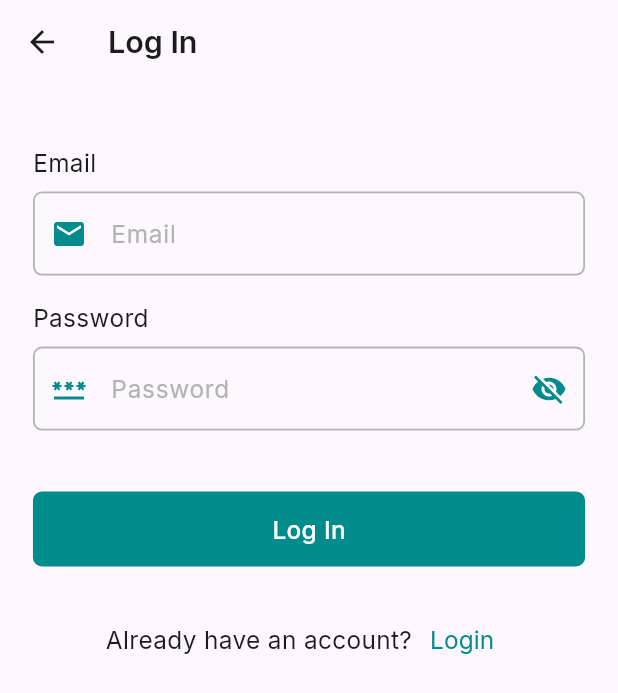
After one commit to Eslam-Mohammad/meal_quest, a Flutter app: the LogInViewBody screen opened directly, on a phone screen of 412 x 824 dp. The commit adds this screen. Shown: the top 693 px of the screen. Run offline on Flutter 3.47's test engine with Material 3 defaults, Android fonts, the phone set to English and light mode, and no system bars; our stand-ins replace dio, flutter_screenutil, go_router, google_fonts, internet_connection_checker, shared_preferences; accounts and stored records are empty.

Commit message:
finish log in view done

```diff
--- a/lib/core/constants/app_colors.dart
+++ b/lib/core/constants/app_colors.dart
@@ -8,6 +8,7 @@ abstract class AppColors {
   static const Color fontSecondaryColor = Color(0xFF6B4B3E);
   static const Color fontThirdColor = Color(0xFF6F6460);
   static const Color fontFourthColorLightGrey = Color(0xFFA7A7A7);
+  static const Color backGroundButton = Color(0xff008C8C);
 
 
 }
--- a/lib/core/routes/app_router.dart
+++ b/lib/core/routes/app_router.dart
@@ -1,6 +1,7 @@
 
 
 import 'package:go_router/go_router.dart';
+import 'package:meal_quest/features/auth/presentation/views/login_view.dart';
 import 'package:meal_quest/features/boarding/presentation/views/boarding_view.dart';
 import 'package:meal_quest/features/splash/presentation/views/splash_view.dart';
 
@@ -28,11 +29,11 @@ abstract class AppRouter{
       //   builder: (context, state) =>  const SignUpView(),
       //
       // ),
-      // GoRoute(
-      //   path: kLogInView,
-      //   builder: (context, state) =>  const LogInView(),
-      //
-      // ),
+      GoRoute(
+        path: kLogInView,
+        builder: (context, state) =>  const LoginView(),
+
+      ),
       // GoRoute(
       //   path: kHomeView,
       //   builder: (context, state) => const HomeView(),
--- /dev/null
+++ b/lib/core/utils/widgets/custom_button.dart
@@ -0,0 +1,29 @@
+import 'package:flutter/material.dart';
+import 'package:meal_quest/core/constants/app_colors.dart';
+import 'package:meal_quest/core/constants/app_text_styles.dart';
+class CustomButton extends StatelessWidget {
+  const CustomButton({super.key, required this.text, required this.onTap, this.backgroundColor});
+final String text;
+ final  void Function()  onTap;
+final Color? backgroundColor ;
+
+  @override
+  Widget build(BuildContext context) {
+    return GestureDetector(
+      onTap: (){
+
+      },
+      child: Container(
+        decoration: BoxDecoration(
+          color: backgroundColor ?? AppColors.backGroundButton ,
+          borderRadius: BorderRadius.circular(6),
+        ),
+        height: 50,
+        width: double.infinity,
+        child: Center(
+          child: Text(text,style: AppTextStyles.style16Medium.copyWith(color: Colors.white),),
+        ),
+      ),
+    );
+  }
+}
--- /dev/null
+++ b/lib/features/auth/presentation/views/widgets/custom_email_text_field.dart
@@ -0,0 +1,27 @@
+import 'package:flutter/material.dart';
+
+import 'custom_text_form_field_widget.dart';
+
+class EmailField extends StatelessWidget {
+  final TextEditingController emailController;
+
+  const EmailField({super.key, required this.emailController});
+
+  @override
+  Widget build(BuildContext context) {
+    return CustomTextField(
+      hintText: "Email",
+      controller: emailController,
+      validator: (value) {
+        if (value == null || value.isEmpty) {
+          return 'Field is required';
+        }
+        final bool emailValid = RegExp(
+          r'^[a-zA-Z0-9._%+-]+@[a-zA-Z0-9.-]+\.[a-zA-Z]{2,}$',
+        ).hasMatch(value);
+        return emailValid ? null : 'Email format must be valid';
+      },
+      prefixIcon: const Icon(Icons.email),
+    );
+  }
+}
--- /dev/null
+++ b/lib/features/auth/presentation/views/widgets/custom_password_text_field.dart
@@ -0,0 +1,31 @@
+import 'package:flutter/material.dart';
+import 'package:meal_quest/core/constants/app_colors.dart';
+
+import 'custom_text_form_field_widget.dart';
+class PasswordField extends StatelessWidget {
+  final TextEditingController passwordController;
+  final bool visible;
+  final VoidCallback toggleVisibility;
+
+  const PasswordField({
+    super.key,
+    required this.passwordController,
+    required this.visible,
+    required this.toggleVisibility,
+  });
+
+  @override
+  Widget build(BuildContext context) {
+    return CustomTextField(
+      hintText: "Password",
+      controller: passwordController,
+      obscureText: visible,
+      validator: (value) => value == null || value.isEmpty ? 'Field is required' : null,
+      prefixIcon: const Icon(Icons.password),
+      suffixIcon: IconButton(
+        onPressed: toggleVisibility,
+        icon: Icon(visible ? Icons.visibility_off : Icons.visibility,color:AppColors.backGroundButton),
+      ),
+    );
+  }
+}
--- /dev/null
+++ b/lib/features/auth/presentation/views/widgets/custom_text_form_field_widget.dart
@@ -0,0 +1,54 @@
+
+import 'package:flutter/material.dart';
+import 'package:meal_quest/core/constants/app_colors.dart';
+import 'package:meal_quest/core/constants/app_text_styles.dart';
+class CustomTextField extends StatelessWidget {
+   const CustomTextField({super.key,this.onSaved,this.onChange, this.validator, this.prefixIcon,this.suffixIcon,  this.obscureText =false, this.controller,this.filled,this.fillColor,this.hintText});
+   final void Function(String?)? onSaved;
+   final void Function(String?)? onChange;
+   final String? Function(String?)? validator;
+   final Widget? prefixIcon;
+  final Widget? suffixIcon;
+  final bool obscureText ;
+  final bool? filled;
+  final TextEditingController? controller;
+   final Color? fillColor;
+   final String? hintText;
+  @override
+  Widget build(BuildContext context) {
+
+      return TextFormField(
+        controller: controller ,
+        obscureText:obscureText,
+        onSaved:onSaved ,
+        onChanged: onChange,
+        validator: validator,
+          decoration:InputDecoration(
+            fillColor:fillColor ,
+              filled: filled,
+            prefixIcon:prefixIcon ,
+            prefixIconColor:AppColors.backGroundButton,
+            hintText:hintText ,
+            suffixIcon: suffixIcon,
+              hintStyle:AppTextStyles.style16Regular.copyWith(color: const Color(0xffB3B3B3)),
+      enabledBorder: OutlineInputBorder(
+        borderSide: const BorderSide(color: Color(0xffB3B3B3),width: 1.2),
+          borderRadius: BorderRadius.circular(6)),
+           focusedBorder: buildBorder(AppColors.backGroundButton),
+            errorBorder: buildBorder(Colors.red),
+            focusedErrorBorder: buildBorder(Colors.red),
+
+            border: const OutlineInputBorder(
+            )
+
+          )
+      );
+
+  }
+   OutlineInputBorder buildBorder([color]){
+    return OutlineInputBorder(
+      borderRadius: BorderRadius.circular(6),
+      borderSide: BorderSide(color: color ?? const Color(0xffB3B3B3),width: 1.2),
+    );
+   }
+}
--- /dev/null
+++ b/lib/features/auth/presentation/views/widgets/log_in_view_body.dart
@@ -0,0 +1,81 @@
+import 'package:flutter/material.dart';
+import 'package:flutter_screenutil/flutter_screenutil.dart';
+import 'package:meal_quest/core/constants/app_colors.dart';
+import 'package:meal_quest/core/constants/app_text_styles.dart';
+import 'package:meal_quest/core/utils/widgets/custom_button.dart';
+import 'package:meal_quest/features/auth/presentation/views/widgets/custom_email_text_field.dart';
+import 'package:meal_quest/features/auth/presentation/views/widgets/custom_password_text_field.dart';
+import 'package:meal_quest/features/auth/presentation/views/widgets/navigation_login_or_sign_up.dart';
+class LogInViewBody extends StatefulWidget {
+  const LogInViewBody({super.key});
+
+  @override
+  State<LogInViewBody> createState() => _LogInViewBodyState();
+}
+
+class _LogInViewBodyState extends State<LogInViewBody> {
+  final _emailController = TextEditingController();
+  final _passwordController = TextEditingController();
+  final _confirmPasswordController = TextEditingController();
+  final _formKey = GlobalKey<FormState>();
+  bool _passwordVisible = true;
+  @override
+  Widget build(BuildContext context) {
+    return Scaffold(
+      appBar: AppBar(
+        title:  Text('Log In',style: AppTextStyles.style20SemiBold,),
+      ),
+      body: SingleChildScrollView(
+        padding:  EdgeInsets.symmetric(horizontal: 20.w, ),
+        child: Form(
+          key: _formKey,
+          child: Column(
+            crossAxisAlignment: CrossAxisAlignment.start,
+            children: [
+             SizedBox(height: 40.h,),
+              Text("Email",style: AppTextStyles.style16Regular,),
+              SizedBox(height: 8.h,),
+              EmailField(emailController: _emailController),
+               SizedBox(height: 16.h),
+              Text("Password",style: AppTextStyles.style16Regular,),
+          SizedBox(height: 8.h,),
+              PasswordField(
+                passwordController: _passwordController,
+                visible: _passwordVisible,
+                toggleVisibility: () {
+                  setState(() {
+                    _passwordVisible = !_passwordVisible;
+                  });
+                },
+              ),
+               SizedBox(height: 40.h),
+
+              CustomButton(
+                  text: "Log In",
+                  onTap:(){
+                    if (_formKey.currentState!.validate()) {
+
+                    }
+              }),
+
+               SizedBox(height: 24.h),
+              NavigationLoginOrSignUp(
+                textButton: "Login",
+                textMessage: "Already have an account?",
+                onPressed: (){},
+              )
+            ],
+          ),
+        ),
+      ),
+    );
+  }
+
+  @override
+  void dispose() {
+    _emailController.dispose();
+    _passwordController.dispose();
+    _confirmPasswordController.dispose();
+    super.dispose();
+  }
+}
--- /dev/null
+++ b/lib/features/auth/presentation/views/widgets/navigation_login_or_sign_up.dart
@@ -0,0 +1,28 @@
+import 'package:flutter/material.dart';
+import 'package:meal_quest/core/constants/app_colors.dart';
+import 'package:meal_quest/core/constants/app_text_styles.dart';
+class NavigationLoginOrSignUp extends StatelessWidget {
+  const NavigationLoginOrSignUp({super.key, required this.textMessage, required this.onPressed, required this.textButton});
+  final String textMessage;
+ final  void Function() onPressed;
+ final String textButton;
+
+  @override
+  Widget build(BuildContext context) {
+    return  Center(
+      child: Row(
+        mainAxisAlignment: MainAxisAlignment.center,
+        children: [
+           Text(textMessage,style: AppTextStyles.style16Regular,),
+          TextButton(
+            onPressed:onPressed,
+            child:  Text(
+              textButton,
+              style: AppTextStyles.style16Regular.copyWith(color: AppColors.backGroundButton)
+            ),
+          ),
+        ],
+      ),
+    );
+  }
+}
--- a/lib/features/boarding/presentation/views/widgets/boarding_view_body.dart
+++ b/lib/features/boarding/presentation/views/widgets/boarding_view_body.dart
@@ -1,4 +1,6 @@
 import 'package:flutter/material.dart';
+import 'package:go_router/go_router.dart';
+import 'package:meal_quest/core/routes/app_router.dart';
 import 'package:meal_quest/features/boarding/presentation/models/onboarding_model.dart';
 import 'package:meal_quest/features/boarding/presentation/views/widgets/custom_indicator_list.dart';
 import 'package:meal_quest/features/boarding/presentation/views/widgets/navigation_button.dart';
@@ -52,7 +54,7 @@ class _BoardingViewBodyState extends State<BoardingViewBody> {
                   isLastPage: _currentIndex == onboardingPages.length - 1,
                   onNext: () {
                     if (_currentIndex == onboardingPages.length - 1) {
-                      // Navigate to home screen
+                      GoRouter.of(context).push(AppRouter.kLogInView);
 
                     } else {
                       _controller.nextPage(
--- a/lib/features/boarding/presentation/views/widgets/custom_indicator_list.dart
+++ b/lib/features/boarding/presentation/views/widgets/custom_indicator_list.dart
@@ -1,4 +1,5 @@
 import 'package:flutter/material.dart';
+import 'package:meal_quest/core/constants/app_colors.dart';
 class CustomIndicatorList extends StatelessWidget {
   final int currentIndex;
   final int totalCount;
@@ -20,7 +21,7 @@ class CustomIndicatorList extends StatelessWidget {
             height: 8,
             margin: const EdgeInsets.symmetric(horizontal:10),
             decoration: BoxDecoration(
-              color: currentIndex == index ? const Color(0xff008C8C) : Colors.grey.shade300,
+              color: currentIndex == index ? AppColors.backGroundButton : Colors.grey.shade300,
               borderRadius: BorderRadius.circular(4),
             ),
           ),
--- a/lib/features/boarding/presentation/views/widgets/navigation_button.dart
+++ b/lib/features/boarding/presentation/views/widgets/navigation_button.dart
@@ -1,4 +1,5 @@
 import 'package:flutter/material.dart';
+import 'package:meal_quest/core/constants/app_colors.dart';
 class NavigationButton extends StatelessWidget {
   final bool isLastPage;
   final VoidCallback onNext;
@@ -15,7 +16,7 @@ class NavigationButton extends StatelessWidget {
       onPressed: onNext,
       style: ElevatedButton.styleFrom(
         padding: const EdgeInsets.symmetric(horizontal: 32, vertical: 12),
-        backgroundColor: const Color(0xff008C8C),
+        backgroundColor: AppColors.backGroundButton
       ),
       child: Text(
         isLastPage ? "Get Start" : "Next",
```
Also changed, not shown: lib/features/auth/presentation/views/login_view.dart (+10 -0 lines), lib/features/auth/presentation/views/sign_up_view.dart (added, +9 -0 lines), lib/features/auth/presentation/views/widgets/custom_confirm_password.dart (added, +44 -0 lines), lib/features/auth/presentation/views/widgets/cutom_name_text_field.dart (added, +17 -0 lines), lib/features/auth/presentation/views/widgets/sign_up_view_body.dart (added, +14 -0 lines).
